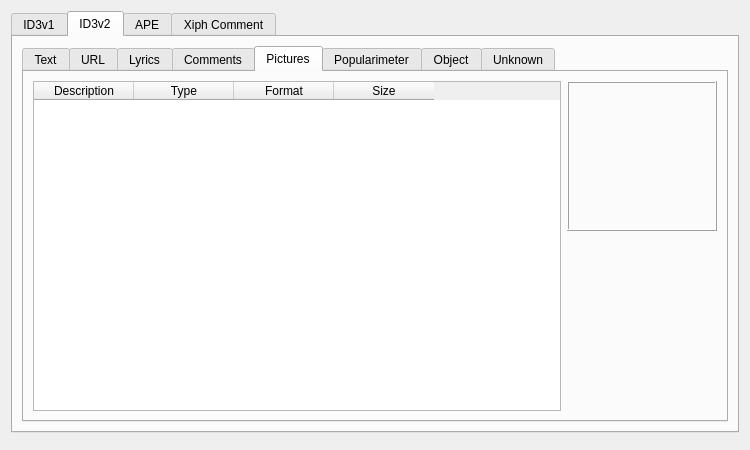
The window that Form/DialogEditMetadata.ui (isuhao/TMediaPlayer) describes before a commit, drawn with Qt 5.
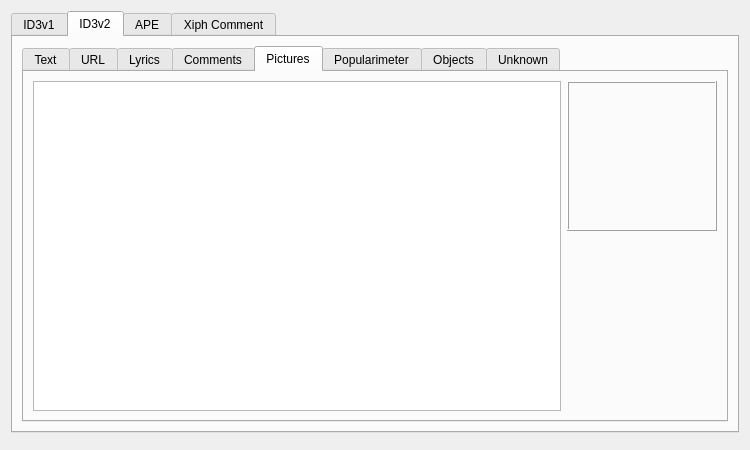
The same window after the commit. The open tabs and pages were chosen to show the change.

The edit to the form file:
```diff
--- a/Form/DialogEditMetadata.ui
+++ b/Form/DialogEditMetadata.ui
@@ -258,42 +258,6 @@
            <string>Pictures</string>
           </attribute>
           <layout class="QGridLayout" name="gridLayout">
-           <item row="0" column="0" rowspan="2">
-            <widget class="QTableWidget" name="tableWidget_5">
-             <attribute name="horizontalHeaderMinimumSectionSize">
-              <number>100</number>
-             </attribute>
-             <attribute name="verticalHeaderVisible">
-              <bool>false</bool>
-             </attribute>
-             <attribute name="verticalHeaderDefaultSectionSize">
-              <number>20</number>
-             </attribute>
-             <attribute name="verticalHeaderMinimumSectionSize">
-              <number>20</number>
-             </attribute>
-             <column>
-              <property name="text">
-               <string>Description</string>
-              </property>
-             </column>
-             <column>
-              <property name="text">
-               <string>Type</string>
-              </property>
-             </column>
-             <column>
-              <property name="text">
-               <string>Format</string>
-              </property>
-             </column>
-             <column>
-              <property name="text">
-               <string>Size</string>
-              </property>
-             </column>
-            </widget>
-           </item>
            <item row="0" column="1">
             <widget class="QFrame" name="framePicture">
              <property name="minimumSize">
@@ -329,6 +293,25 @@
              </property>
             </spacer>
            </item>
+           <item row="0" column="0" rowspan="2">
+            <widget class="QTableView" name="tableID3v2Pictures">
+             <attribute name="horizontalHeaderMinimumSectionSize">
+              <number>100</number>
+             </attribute>
+             <attribute name="horizontalHeaderStretchLastSection">
+              <bool>true</bool>
+             </attribute>
+             <attribute name="verticalHeaderVisible">
+              <bool>false</bool>
+             </attribute>
+             <attribute name="verticalHeaderDefaultSectionSize">
+              <number>20</number>
+             </attribute>
+             <attribute name="verticalHeaderMinimumSectionSize">
+              <number>20</number>
+             </attribute>
+            </widget>
+           </item>
           </layout>
          </widget>
          <widget class="QWidget" name="tabPopularimeter">
@@ -338,7 +321,7 @@
          </widget>
          <widget class="QWidget" name="tab_2">
           <attribute name="title">
-           <string>Object</string>
+           <string>Objects</string>
           </attribute>
          </widget>
          <widget class="QWidget" name="tabUnknown">
```
Left out of the diff: 23 changed lines with no effect on the pictures.
